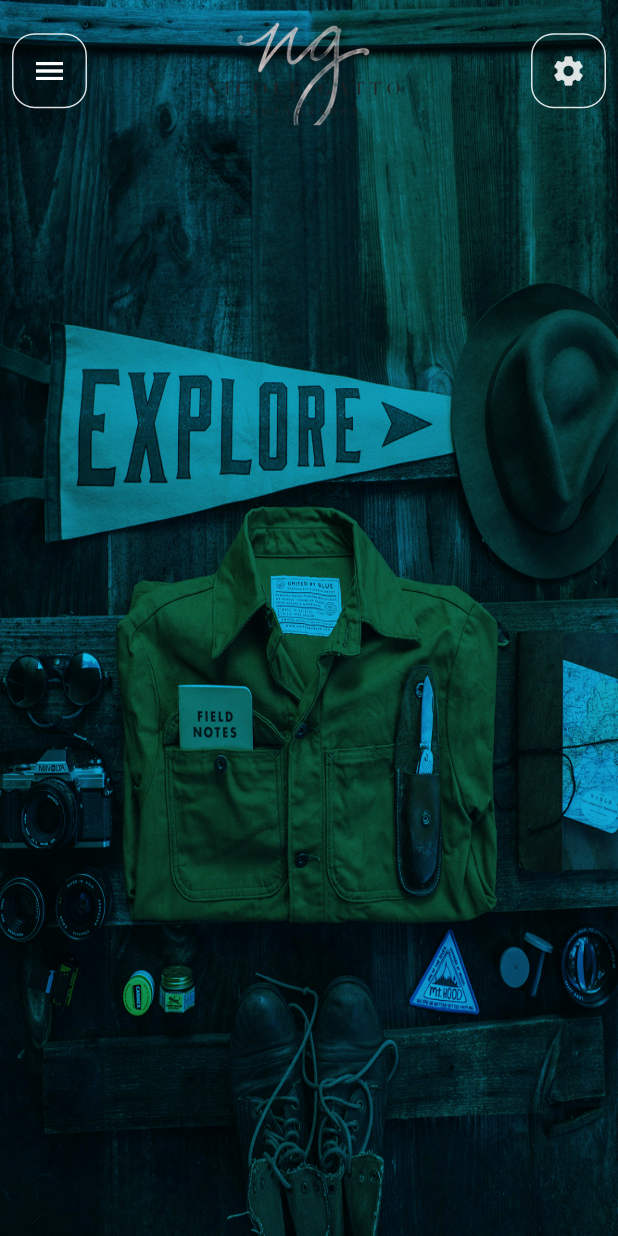
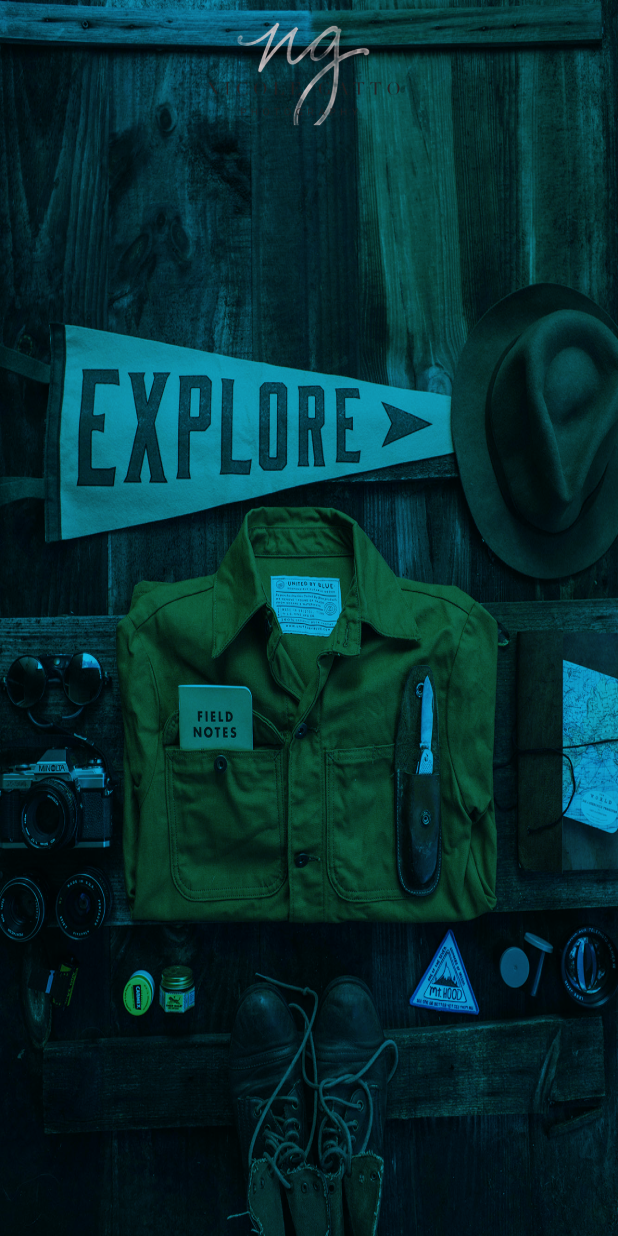
Before and after one commit to anas333/Shopping, a Flutter app: the screen it shows after launch, on a phone screen of 412 x 824 dp. Run offline on Flutter 3.47's test engine with Material 2 defaults, Android fonts, the phone set to English and light mode, and no system bars; our stand-ins replace badges, cloud_firestore, firebase_auth, firebase_core, floor, flutter_native_splash and 1 more; accounts and stored records are empty; generated files the repository leaves out were written again; network calls fail.

Commit message:
second commite

```diff
--- a/lib/Screens/details_page.dart
+++ b/lib/Screens/details_page.dart
@@ -121,11 +121,7 @@ class _DetailsPageState extends State<DetailsPage> {
                                           color:
                                               Color.fromARGB(255, 42, 104, 119),
                                         ),
-                                        onPressed: () {
-                                          navNewPageService.selectedCart = mine;
-                                          Navigator.pushNamed(
-                                              context, '/Mycart');
-                                        },
+                                        onPressed: () {},
                                       ),
                                     );
                                   } else {
--- a/lib/Screens/welcome_screen.dart
+++ b/lib/Screens/welcome_screen.dart
@@ -2,7 +2,6 @@ import 'package:flutter/material.dart';
 import 'package:provider/provider.dart';
 import 'package:shopping/Services/auth.dart';
 import 'package:shopping/Services/cloud_shirt.dart';
-import '../Widgets/mybox.dart';
 import 'package:flutter_native_splash/flutter_native_splash.dart';
 
 class WelcomeScreen extends StatefulWidget {
@@ -46,48 +45,16 @@ class _WelcomeScreenState extends State<WelcomeScreen> {
                       colorFilter: ColorFilter.mode(
                           Color.fromARGB(255, 17, 191, 235),
                           BlendMode.multiply))),
-              child: Stack(children: [
-                Container(
-                  margin: const EdgeInsets.only(top: 10),
-                  width: double.maxFinite,
-                  height: size.height * (0.09001),
-                  decoration: const BoxDecoration(color: Colors.transparent),
-                  child: Row(
-                    mainAxisAlignment: MainAxisAlignment.spaceBetween,
-                    children: const [
-                      Padding(
-                        padding: EdgeInsets.all(8.0),
-                        child: MyBox(
-                          high: 50,
-                          width: 50,
-                          mycontainercolor: Colors.transparent,
-                          myBorderColor: Color.fromARGB(220, 255, 255, 255),
-                          child: Icon(
-                            Icons.menu,
-                            color: Colors.white,
-                          ),
-                        ),
-                      ),
-                      Expanded(
-                          child: Image(
-                              image: AssetImage('assets/imgs/logo1.png'))),
-                      Padding(
-                        padding: EdgeInsets.all(8.0),
-                        child: MyBox(
-                          high: 50,
-                          width: 50,
-                          mycontainercolor: Colors.transparent,
-                          myBorderColor: Color.fromARGB(220, 255, 255, 255),
-                          child: Icon(
-                            Icons.settings,
-                            color: Color.fromARGB(220, 255, 255, 255),
-                          ),
-                        ),
-                      ),
-                    ],
-                  ),
-                ),
-              ]),
+              child: Align(
+                alignment: Alignment.topCenter,
+                child: Container(
+                    margin: const EdgeInsets.only(top: 10),
+                    width: double.maxFinite,
+                    height: size.height * (0.09001),
+                    decoration: const BoxDecoration(color: Colors.transparent),
+                    child: const Image(
+                        image: AssetImage('assets/imgs/logo1.png'))),
+              ),
             ),
           ),
         ),
```
